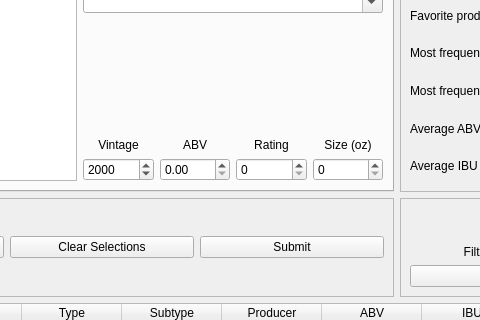
Before: the Qt Designer form src/mainwindow.ui in minorsecond/BuzzBot, drawn with Qt 5; both pictures show x 199 to 679 and y 190 to 510 of the 1006 by 694 pixel window.
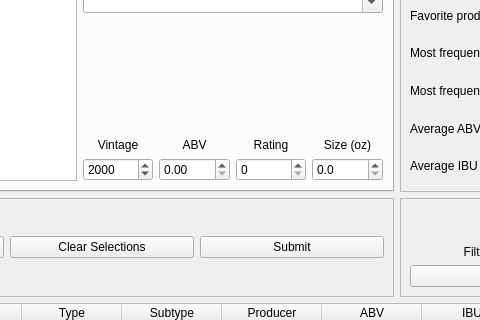
After: the same form once the commit is applied. The open tabs and pages were chosen to show the change.

The edit to the form file:
```diff
--- a/src/mainwindow.ui
+++ b/src/mainwindow.ui
@@ -1236,19 +1236,6 @@
             </property>
            </widget>
           </item>
-          <item row="2" column="3">
-           <widget class="QSpinBox" name="wineSizeInput">
-            <property name="sizePolicy">
-             <sizepolicy hsizetype="Preferred" vsizetype="Fixed">
-              <horstretch>0</horstretch>
-              <verstretch>0</verstretch>
-             </sizepolicy>
-            </property>
-            <property name="maximum">
-             <number>9999</number>
-            </property>
-           </widget>
-          </item>
           <item row="1" column="2">
            <widget class="QLabel" name="wineRatingLabel">
             <property name="sizePolicy">
@@ -1320,6 +1307,16 @@
             </property>
            </spacer>
           </item>
+          <item row="2" column="3">
+           <widget class="QDoubleSpinBox" name="wineSizeInput">
+            <property name="decimals">
+             <number>1</number>
+            </property>
+            <property name="maximum">
+             <double>10000.000000000000000</double>
+            </property>
+           </widget>
+          </item>
          </layout>
         </item>
         <item row="1" column="0" colspan="2">
```
Left out of the diff: 27 changed lines with no effect on the pictures.
